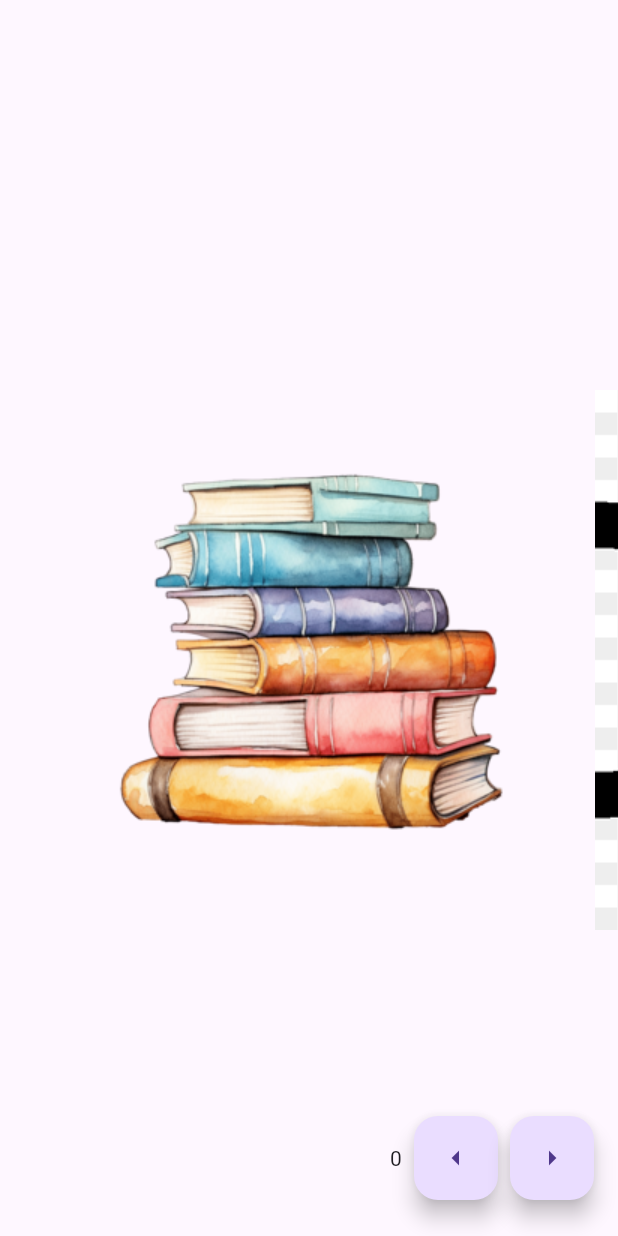
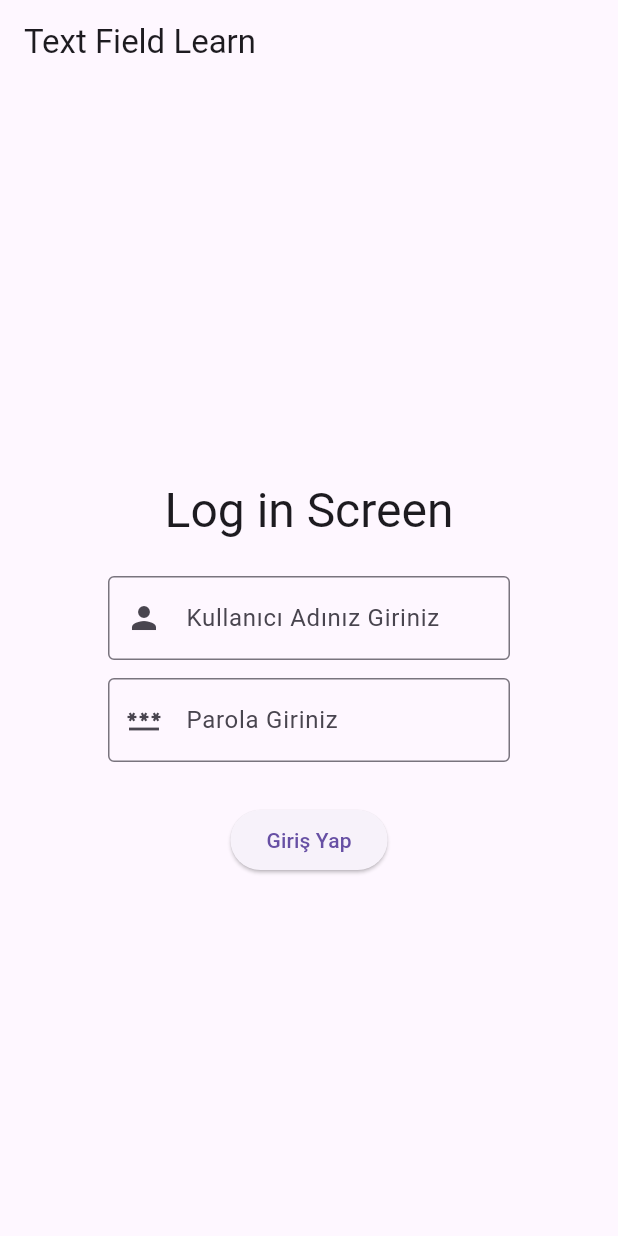
Before and after one commit to muameh/Flutter101, a Flutter app: the screen it shows after launch, on a phone screen of 412 x 824 dp. Run offline on Flutter 3.47's test engine with Material 3 defaults, Android fonts, the phone set to English and light mode, and no system bars; our stand-ins replace fluttertoast; missing offline and left inert: dart:ffi.

Commit message:
login screen added

```diff
--- /dev/null
+++ b/lib/101/text_field_learn.dart
@@ -0,0 +1,83 @@
+import 'package:flutter/material.dart';
+import 'package:fluttertoast/fluttertoast.dart';
+
+class TextFieldLearn extends StatefulWidget {
+  const TextFieldLearn({super.key});
+
+  @override
+  State<TextFieldLearn> createState() => _TextFieldLearnState();
+}
+
+class _TextFieldLearnState extends State<TextFieldLearn> {
+  String _userName = "";
+  String _password = "";
+
+  void updateMessage() {
+    // Toast mesajı gösterme
+
+    Fluttertoast.showToast(
+      msg: "Kullanıcı Adı: $_userName Parola: $_password", // Toast mesajı
+      toastLength: Toast.LENGTH_SHORT, // Mesajın süresi
+      gravity: ToastGravity.BOTTOM, // Mesajın ekranın hangi kısmında görüneceği
+      timeInSecForIosWeb: 1, // iOS/Web için süre ayarı
+      backgroundColor: Colors.white, // Arka plan rengi
+      textColor: Colors.black, // Yazı rengi
+      fontSize: 16.0, // Yazı büyüklüğü
+    );
+  }
+
+  @override
+  Widget build(BuildContext context) {
+    return Scaffold(
+      appBar: AppBar(title: const Text("Text Field Learn")),
+      body: Container(
+        padding: const EdgeInsets.all(8.0),
+        child: Column(
+            mainAxisSize: MainAxisSize.max,
+            mainAxisAlignment: MainAxisAlignment.center,
+            children: [
+              Padding(
+                padding: const EdgeInsets.symmetric(vertical: 24.0),
+                child: Text("Log in Screen",
+                    style: Theme.of(context).textTheme.headlineLarge),
+              ),
+              Padding(
+                padding: const EdgeInsets.symmetric(horizontal: 64.0),
+                child: TextField(
+                  onChanged: (value) => _userName = value,
+                  decoration: const InputDecoration(
+                    border: OutlineInputBorder(),
+                    hintText: "Kullanıcı Adı",
+                    labelText: "Kullanıcı Adınız Giriniz",
+                    prefixIcon:
+                        Icon(Icons.person), //prefixIcon: Text("Kullanıcı Adı"),
+                  ),
+                ),
+              ),
+              Padding(
+                padding:
+                    const EdgeInsets.symmetric(horizontal: 64.0, vertical: 12),
+                child: TextField(
+                  onChanged: (value) => _password = value,
+                  decoration: const InputDecoration(
+                    border: OutlineInputBorder(),
+                    hintText: "Parola",
+                    labelText: "Parola Giriniz",
+                    prefixIcon: Icon(Icons
+                        .password_outlined), //prefixIcon: Text("Kullanıcı Adı"),
+                  ),
+                ),
+              ),
+              Padding(
+                padding: const EdgeInsets.only(top: 16.0),
+                child: ElevatedButton(
+                    onPressed: () {
+                      updateMessage();
+                    },
+                    child: const Text("Giriş Yap")),
+              ),
+            ]),
+      ),
+    );
+  }
+}
--- a/lib/main.dart
+++ b/lib/main.dart
@@ -1,5 +1,5 @@
 import 'package:flutter/material.dart';
-import 'package:serbest_calisma/101/page_view_learn.dart';
+import 'package:serbest_calisma/101/text_field_learn.dart';
 
 void main() {
   runApp(const MyApp());
@@ -11,10 +11,9 @@ class MyApp extends StatelessWidget {
   // This widget is the root of your application.
   @override
   Widget build(BuildContext context) {
-    return MaterialApp(
-      title: 'Flutter Demo',
-      debugShowCheckedModeBanner: false,
-      home: PageViewLearn(),
-    );
+    return const MaterialApp(
+        title: 'Flutter Demo',
+        debugShowCheckedModeBanner: false,
+        home: TextFieldLearn());
   }
 }
--- a/pubspec.yaml
+++ b/pubspec.yaml
@@ -30,10 +30,7 @@ environment:
 dependencies:
   flutter:
     sdk: flutter
-
-
-  # The following adds the Cupertino Icons font to your application.
-  # Use with the CupertinoIcons class for iOS style icons.
+  fluttertoast: ^8.0.9
   cupertino_icons: ^1.0.8
 
 dev_dependencies:
```
Also changed, not shown: lib/101/statefull_lifecycle_learn.dart (added, +34 -0 lines), pubspec.lock.
